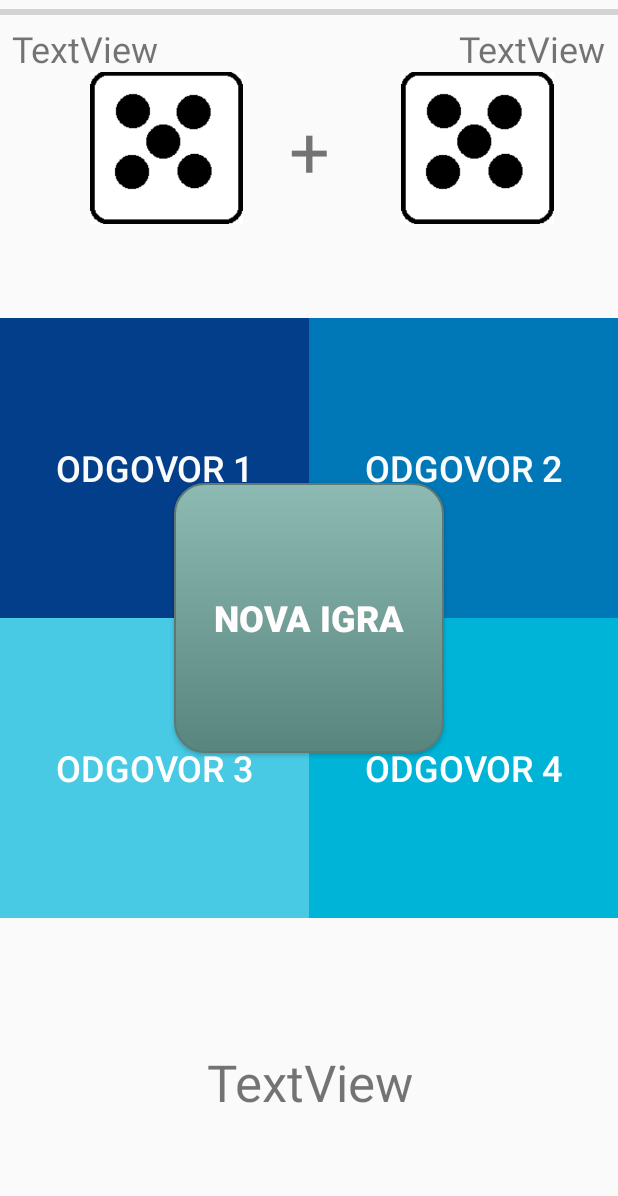
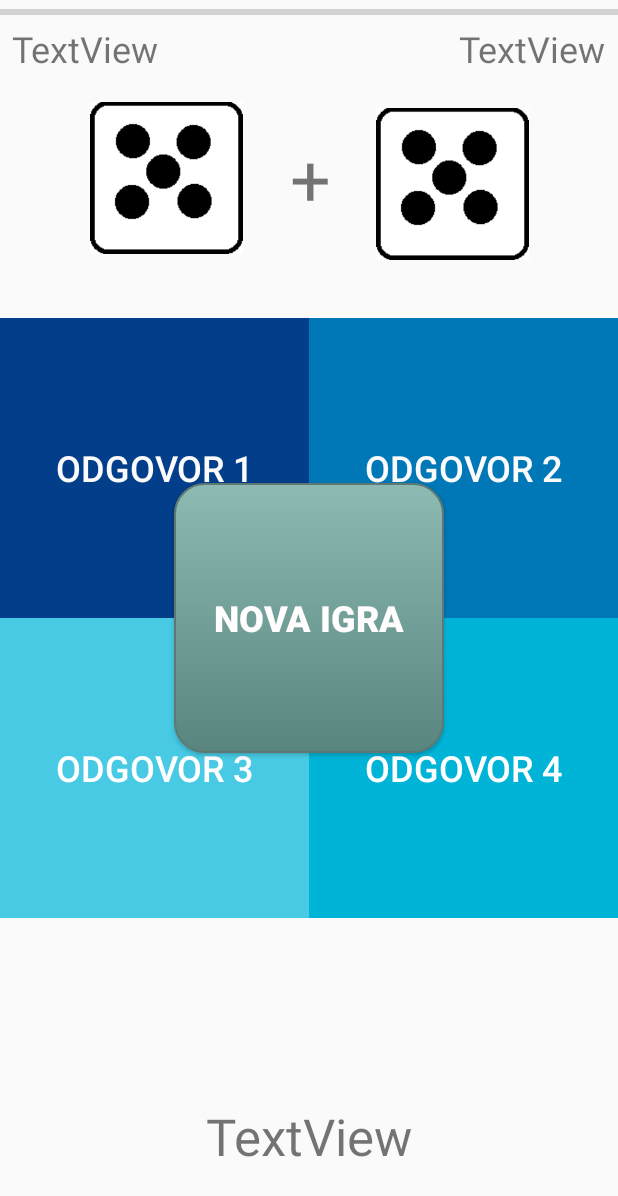
Before and after one commit to Andjelo12/Agilni_projekat, an Android app: the layout activity_easy.xml on its own in the app's theme, with its tools: preview values and no code run, on a phone screen of 412 x 824 dp. Shown: the top 1196 px of the screen. Run offline under Robolectric (Android 15) with nearby library versions, the light colour scheme and no system bars.

Commit message:
commit message

```diff
--- a/app/src/main/AndroidManifest.xml
+++ b/app/src/main/AndroidManifest.xml
@@ -44,6 +44,7 @@
                 <category android:name="android.intent.category.LAUNCHER" />
             </intent-filter>
         </activity>
+        <service android:name=".BackgroundSoundService" />
     </application>
 
 </manifest>
--- a/app/src/main/java/com/example/agilni_projekat/Game.java
+++ b/app/src/main/java/com/example/agilni_projekat/Game.java
@@ -22,13 +22,13 @@ public class Game {
         totalQuestions++;
         switch (difficulty){
             case "Easy":
-                level_points=1;
+                level_points=2;
                 break;
             case "Medium":
-                level_points=2;
+                level_points=3;
                 break;
             case "Hard":
-                level_points=3;
+                level_points=4;
                 break;
         }
         questionAdds.add(currentQuestionAdd);
--- a/app/src/main/java/com/example/agilni_projekat/SelectLevel.java
+++ b/app/src/main/java/com/example/agilni_projekat/SelectLevel.java
@@ -6,7 +6,6 @@ import android.content.Intent;
 import android.os.Bundle;
 import android.view.View;
 import android.widget.Button;
-import android.widget.Toast;
 
 public class SelectLevel extends AppCompatActivity {
     Button btnEasy, btnMedium, btnHard;
--- a/app/src/main/res/layout/activity_easy.xml
+++ b/app/src/main/res/layout/activity_easy.xml
@@ -52,6 +52,28 @@
         app:layout_constraintEnd_toEndOf="parent"
         app:layout_constraintTop_toBottomOf="@+id/prog_timer" />
 
+    <ImageView
+        android:id="@+id/imageView2"
+        android:layout_width="106dp"
+        android:layout_height="101dp"
+        android:layout_marginTop="56dp"
+        app:layout_constraintEnd_toEndOf="parent"
+        app:layout_constraintHorizontal_bias="0.813"
+        app:layout_constraintStart_toStartOf="parent"
+        app:layout_constraintTop_toBottomOf="@+id/prog_timer"
+        tools:srcCompat="@drawable/pet" />
+
+    <ImageView
+        android:id="@+id/imageView"
+        android:layout_width="106dp"
+        android:layout_height="101dp"
+        android:layout_marginTop="52dp"
+        app:layout_constraintEnd_toEndOf="parent"
+        app:layout_constraintHorizontal_bias="0.19"
+        app:layout_constraintStart_toStartOf="parent"
+        app:layout_constraintTop_toBottomOf="@+id/prog_timer"
+        tools:srcCompat="@drawable/pet" />
+
     <TextView
         android:id="@+id/tv_questions"
         android:layout_width="wrap_content"
@@ -60,32 +82,22 @@
         android:textSize="48sp"
         app:layout_constraintBottom_toTopOf="@+id/tableLayout3"
         app:layout_constraintEnd_toEndOf="parent"
-        app:layout_constraintHorizontal_bias="0.501"
+        app:layout_constraintHorizontal_bias="0.502"
         app:layout_constraintStart_toStartOf="parent"
         app:layout_constraintTop_toBottomOf="@+id/prog_timer"
-        app:layout_constraintVertical_bias="0.39" />
-
-    <ImageView
-        android:id="@+id/imageView2"
-        android:layout_width="106dp"
-        android:layout_height="101dp"
-        android:layout_marginTop="32dp"
-        app:layout_constraintEnd_toEndOf="parent"
-        app:layout_constraintHorizontal_bias="0.868"
-        app:layout_constraintStart_toStartOf="parent"
-        app:layout_constraintTop_toBottomOf="@+id/prog_timer"
-        tools:srcCompat="@drawable/pet" />
+        app:layout_constraintVertical_bias="0.531" />
 
     <TextView
         android:id="@+id/tv_bottommessage"
         android:layout_width="wrap_content"
         android:layout_height="wrap_content"
-        android:layout_marginBottom="80dp"
+        android:layout_marginBottom="44dp"
+        android:gravity="center"
         android:text="TextView"
         android:textSize="34sp"
-        android:gravity="center"
         app:layout_constraintBottom_toBottomOf="parent"
         app:layout_constraintEnd_toEndOf="parent"
+        app:layout_constraintHorizontal_bias="0.498"
         app:layout_constraintStart_toStartOf="parent" />
 
     <TableLayout
@@ -155,15 +167,4 @@
 
     </TableLayout>
 
-    <ImageView
-        android:id="@+id/imageView"
-        android:layout_width="106dp"
-        android:layout_height="101dp"
-        android:layout_marginTop="32dp"
-        app:layout_constraintEnd_toEndOf="parent"
-        app:layout_constraintHorizontal_bias="0.19"
-        app:layout_constraintStart_toStartOf="parent"
-        app:layout_constraintTop_toBottomOf="@+id/prog_timer"
-        tools:srcCompat="@drawable/pet" />
-
 </androidx.constraintlayout.widget.ConstraintLayout>
--- a/app/src/main/res/layout/activity_medium.xml
+++ b/app/src/main/res/layout/activity_medium.xml
@@ -100,9 +100,10 @@
         android:textSize="34sp"
         app:layout_constraintBottom_toBottomOf="parent"
         app:layout_constraintEnd_toEndOf="parent"
+        app:layout_constraintHorizontal_bias="0.498"
         app:layout_constraintStart_toStartOf="parent"
         app:layout_constraintTop_toBottomOf="@+id/tableLayout4"
-        app:layout_constraintVertical_bias="0.85" />
+        app:layout_constraintVertical_bias="1.0" />
 
     <TableLayout
         android:id="@+id/tableLayout4"
```
Also changed, not shown: app/src/main/java/com/example/agilni_projekat/BackgroundSoundService.java (added, +54 -0 lines), app/src/main/java/com/example/agilni_projekat/Login.java (+8 -1 lines), app/src/main/java/com/example/agilni_projekat/SignUp.java (+12 -1 lines), app/src/main/java/com/example/agilni_projekat/StartGame.java (+25 -9 lines).
